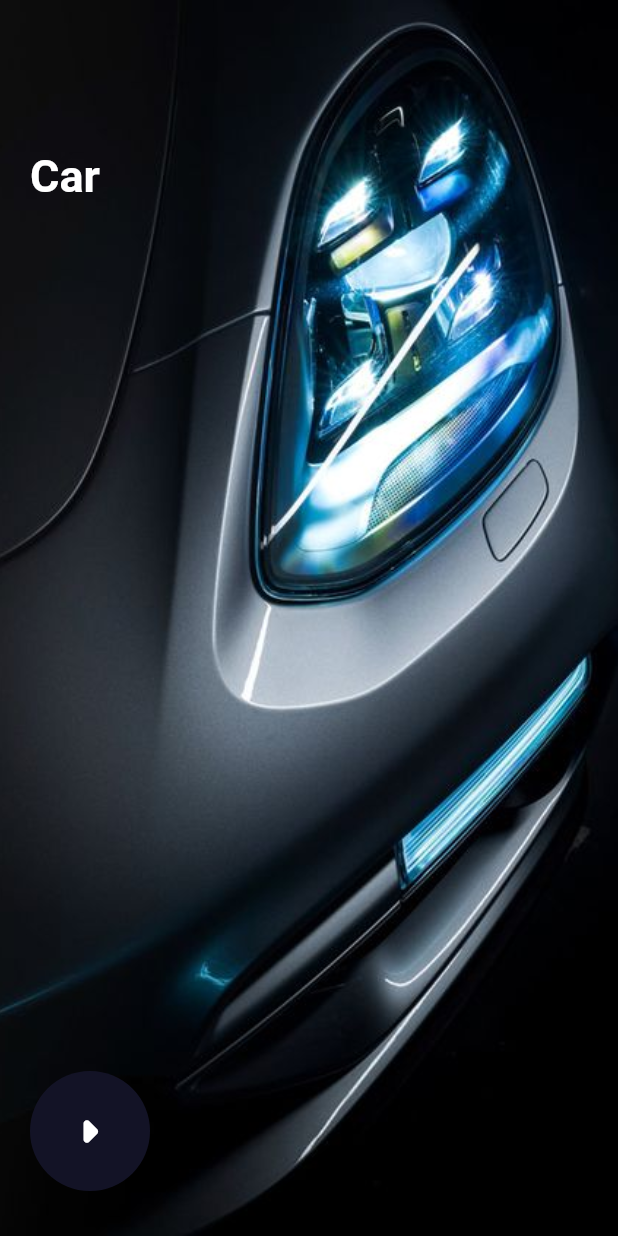
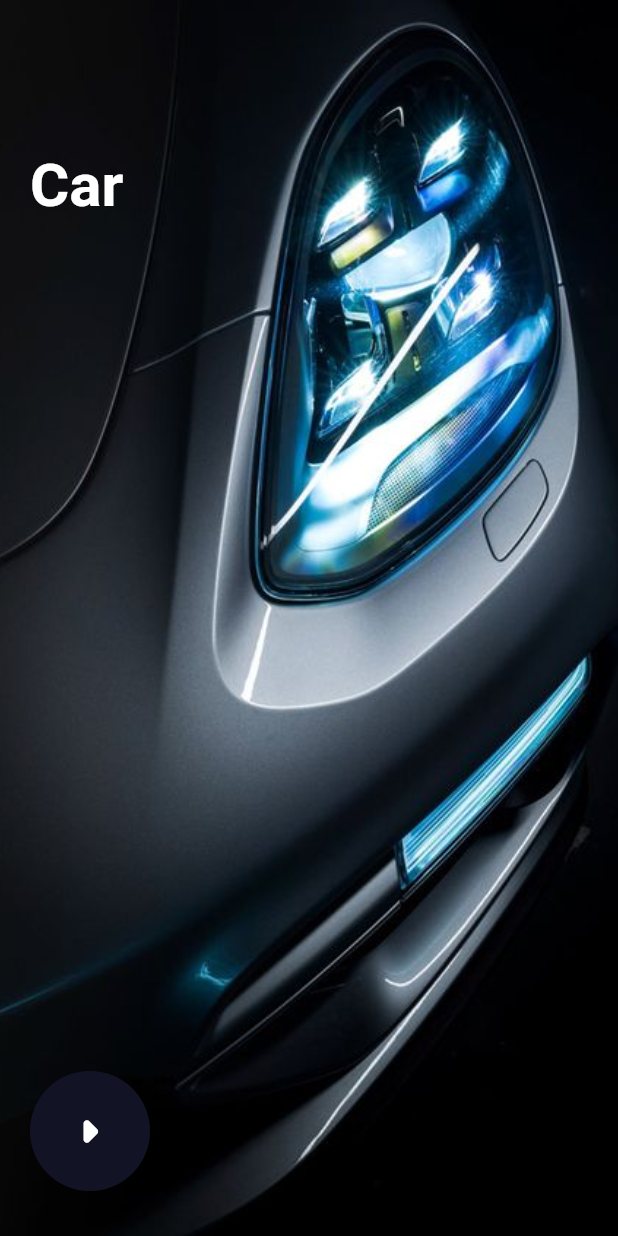
Before and after one commit to emilio-kariuki/car_app, a Flutter app: the screen it shows after launch, on a phone screen of 412 x 824 dp. Run offline on Flutter 3.47's test engine with Material 2 defaults, Android fonts, the phone set to English and light mode, and no system bars; our stand-ins replace google_fonts.

Commit message:
February 1, 2022 12:42 PM

```diff
--- a/lib/display/welcome.dart
+++ b/lib/display/welcome.dart
@@ -31,10 +31,13 @@ class _WelcomeState extends State<Welcome> {
           Positioned(
             bottom: 30,
             left: 20,
-            child: CircleAvatar(
-              backgroundColor: kprimaryColor,
-              child: Icon(Icons.arrow_right_rounded,size:50,color:Colors.white),
-              radius: 40,
+            child: GestureDetector(
+              onTap: (){},
+              child: CircleAvatar(
+                backgroundColor: kprimaryColor,
+                child: Icon(Icons.arrow_right_rounded,size:50,color:Colors.white),
+                radius: 40,
+              ),
             )
           ),
           Positioned(
@@ -42,7 +45,7 @@ class _WelcomeState extends State<Welcome> {
             left: 20,
             child: Text(
               "Car",
-              style: GoogleFonts.roboto(fontSize: 30,color:Colors.white,fontWeight: FontWeight.bold)
+              style: GoogleFonts.roboto(fontSize: 40,color:Colors.white,fontWeight: FontWeight.bold)
             )
           )
         ],
```
